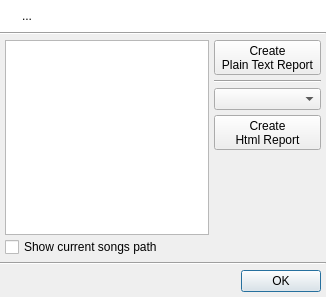
UltraStar-Deluxe/UltraStar-Manager, file uman/src/QUReportDialog.ui: the form before one commit.
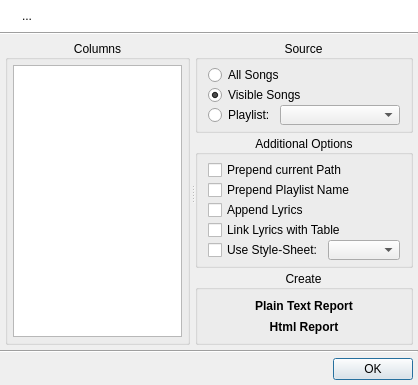
The form after the commit. Icons and pictures are not drawn.

Commit message: reports extended; HTML not fully functional yet

Patch:
```diff
--- a/uman/src/QUReportDialog.ui
+++ b/uman/src/QUReportDialog.ui
@@ -5,8 +5,8 @@
    <rect>
     <x>0</x>
     <y>0</y>
-    <width>326</width>
-    <height>297</height>
+    <width>418</width>
+    <height>383</height>
    </rect>
   </property>
   <property name="windowTitle" >
@@ -16,7 +16,7 @@
    <iconset resource="images/uman.qrc" >
     <normaloff>:/control/report.png</normaloff>:/control/report.png</iconset>
   </property>
-  <layout class="QVBoxLayout" name="verticalLayout_5" >
+  <layout class="QVBoxLayout" name="verticalLayout_6" >
    <property name="spacing" >
     <number>0</number>
    </property>
@@ -117,6 +117,12 @@
       </item>
       <item>
        <widget class="QLabel" name="infoTextLbl" >
+        <property name="sizePolicy" >
+         <sizepolicy vsizetype="Preferred" hsizetype="Preferred" >
+          <horstretch>0</horstretch>
+          <verstretch>0</verstretch>
+         </sizepolicy>
+        </property>
         <property name="text" >
          <string>...</string>
         </property>
@@ -139,17 +145,46 @@
     </widget>
    </item>
    <item>
-    <layout class="QHBoxLayout" name="horizontalLayout" >
+    <layout class="QVBoxLayout" name="verticalLayout_4" >
      <property name="spacing" >
-      <number>5</number>
+      <number>0</number>
      </property>
      <property name="margin" >
       <number>5</number>
      </property>
      <item>
-      <layout class="QVBoxLayout" name="verticalLayout_3" >
+      <widget class="QSplitter" name="splitter" >
+       <property name="orientation" >
+        <enum>Qt::Horizontal</enum>
+       </property>
+       <property name="handleWidth" >
+        <number>5</number>
+       </property>
+       <property name="childrenCollapsible" >
+        <bool>false</bool>
+       </property>
+       <widget class="QGroupBox" name="groupBox_2" >
+        <property name="sizePolicy" >
+         <sizepolicy vsizetype="Expanding" hsizetype="Preferred" >
+          <horstretch>0</horstretch>
+          <verstretch>0</verstretch>
+         </sizepolicy>
+        </property>
+        <property name="title" >
+         <string>Columns</string>
+        </property>
+        <property name="alignment" >
+         <set>Qt::AlignCenter</set>
+        </property>
+        <property name="flat" >
+         <bool>true</bool>
+        </property>
+        <layout class="QHBoxLayout" name="horizontalLayout_3" >
        <property name="spacing" >
-        <number>2</number>
+          <number>0</number>
+         </property>
+         <property name="margin" >
+          <number>5</number>
        </property>
        <item>
         <widget class="QListWidget" name="reportList" >
@@ -173,79 +208,245 @@
          </property>
         </widget>
        </item>
-       <item>
-        <widget class="QCheckBox" name="showBaseDirChk" >
-         <property name="text" >
-          <string>Show current songs path</string>
-         </property>
-        </widget>
-       </item>
-      </layout>
-     </item>
+        </layout>
+       </widget>
+       <widget class="QWidget" name="" >
+        <layout class="QVBoxLayout" name="verticalLayout_3" >
+         <property name="spacing" >
+          <number>2</number>
+         </property>
      <item>
+          <widget class="QGroupBox" name="groupBox" >
+           <property name="font" >
+            <font>
+             <weight>50</weight>
+             <bold>false</bold>
+            </font>
+           </property>
+           <property name="title" >
+            <string>Source</string>
+           </property>
+           <property name="alignment" >
+            <set>Qt::AlignCenter</set>
+           </property>
+           <property name="flat" >
+            <bool>true</bool>
+           </property>
       <layout class="QVBoxLayout" name="verticalLayout" >
        <property name="spacing" >
+             <number>0</number>
+            </property>
+            <property name="leftMargin" >
+             <number>10</number>
+            </property>
+            <property name="topMargin" >
         <number>5</number>
        </property>
+            <property name="rightMargin" >
+             <number>10</number>
+            </property>
+            <property name="bottomMargin" >
+             <number>5</number>
+            </property>
        <item>
-        <widget class="QToolButton" name="createPlainTextBtn" >
-         <property name="enabled" >
+             <widget class="QRadioButton" name="radioAllSongs" >
+              <property name="minimumSize" >
+               <size>
+                <width>0</width>
+                <height>20</height>
+               </size>
+              </property>
+              <property name="text" >
+               <string>All Songs</string>
+              </property>
+              <property name="icon" >
+               <iconset resource="images/uman.qrc" >
+                <normaloff>:/control/database.png</normaloff>:/control/database.png</iconset>
+              </property>
+             </widget>
+            </item>
+            <item>
+             <widget class="QRadioButton" name="radioVisibleSongs" >
+              <property name="minimumSize" >
+               <size>
+                <width>0</width>
+                <height>20</height>
+               </size>
+              </property>
+              <property name="text" >
+               <string>Visible Songs</string>
+              </property>
+              <property name="icon" >
+               <iconset resource="images/uman.qrc" >
+                <normaloff>:/control/eye.png</normaloff>:/control/eye.png</iconset>
+              </property>
+              <property name="checked" >
           <bool>true</bool>
          </property>
+             </widget>
+            </item>
+            <item>
+             <layout class="QHBoxLayout" name="horizontalLayout" >
+              <property name="spacing" >
+               <number>5</number>
+              </property>
+              <item>
+               <widget class="QRadioButton" name="radioPlaylist" >
          <property name="sizePolicy" >
-          <sizepolicy vsizetype="Fixed" hsizetype="Preferred" >
+                 <sizepolicy vsizetype="Fixed" hsizetype="Fixed" >
            <horstretch>0</horstretch>
            <verstretch>0</verstretch>
           </sizepolicy>
          </property>
+                <property name="minimumSize" >
+                 <size>
+                  <width>0</width>
+                  <height>20</height>
+                 </size>
+                </property>
          <property name="text" >
-          <string>Create 
-Plain Text Report</string>
+                 <string>Playlist:</string>
          </property>
          <property name="icon" >
           <iconset resource="images/uman.qrc" >
-           <normaloff>:/types/text.png</normaloff>:/types/text.png</iconset>
-         </property>
-         <property name="toolButtonStyle" >
-          <enum>Qt::ToolButtonTextUnderIcon</enum>
-         </property>
-         <property name="autoRaise" >
-          <bool>false</bool>
+                  <normaloff>:/control/playlist.png</normaloff>:/control/playlist.png</iconset>
+                </property>
+               </widget>
+              </item>
+              <item>
+               <widget class="QComboBox" name="playlistCombo" >
+                <property name="minimumSize" >
+                 <size>
+                  <width>0</width>
+                  <height>20</height>
+                 </size>
+                </property>
+                <property name="duplicatesEnabled" >
+                 <bool>true</bool>
          </property>
         </widget>
        </item>
+             </layout>
+            </item>
+           </layout>
+          </widget>
+         </item>
        <item>
-        <widget class="Line" name="line_3" >
-         <property name="orientation" >
-          <enum>Qt::Horizontal</enum>
-         </property>
+          <widget class="QGroupBox" name="groupBox_3" >
+           <property name="title" >
+            <string>Additional Options</string>
+           </property>
+           <property name="alignment" >
+            <set>Qt::AlignCenter</set>
+           </property>
+           <property name="flat" >
+            <bool>true</bool>
+           </property>
+           <layout class="QVBoxLayout" name="verticalLayout_2" >
+            <property name="spacing" >
+             <number>0</number>
+            </property>
+            <property name="leftMargin" >
+             <number>10</number>
+            </property>
+            <property name="topMargin" >
+             <number>5</number>
+            </property>
+            <property name="rightMargin" >
+             <number>10</number>
+            </property>
+            <property name="bottomMargin" >
+             <number>5</number>
+            </property>
+            <item>
+             <widget class="QCheckBox" name="showBaseDirChk" >
+              <property name="minimumSize" >
+               <size>
+                <width>0</width>
+                <height>20</height>
+               </size>
+              </property>
+              <property name="text" >
+               <string>Prepend current Path</string>
+              </property>
         </widget>
        </item>
        <item>
-        <widget class="QComboBox" name="styleCombo" />
+             <widget class="QCheckBox" name="showPlaylistName" >
+              <property name="text" >
+               <string>Prepend Playlist Name</string>
+              </property>
+             </widget>
        </item>
        <item>
-        <widget class="QToolButton" name="createHtmlBtn" >
+             <widget class="QCheckBox" name="appendLyricsChk" >
+              <property name="minimumSize" >
+               <size>
+                <width>0</width>
+                <height>20</height>
+               </size>
+              </property>
+              <property name="text" >
+               <string>Append Lyrics</string>
+              </property>
+             </widget>
+            </item>
+            <item>
+             <widget class="QCheckBox" name="linkLyricsChk" >
+              <property name="minimumSize" >
+               <size>
+                <width>0</width>
+                <height>20</height>
+               </size>
+              </property>
+              <property name="toolTip" >
+               <string>For HTML reports only.</string>
+              </property>
+              <property name="text" >
+               <string>Link Lyrics with Table</string>
+              </property>
+             </widget>
+            </item>
+            <item>
+             <layout class="QHBoxLayout" name="horizontalLayout_2" >
+              <property name="spacing" >
+               <number>5</number>
+              </property>
+              <item>
+               <widget class="QCheckBox" name="useStyleChk" >
          <property name="sizePolicy" >
-          <sizepolicy vsizetype="Fixed" hsizetype="Preferred" >
+                 <sizepolicy vsizetype="Fixed" hsizetype="Fixed" >
            <horstretch>0</horstretch>
            <verstretch>0</verstretch>
           </sizepolicy>
          </property>
-         <property name="text" >
-          <string>Create 
-Html Report</string>
-         </property>
-         <property name="icon" >
-          <iconset resource="images/uman.qrc" >
-           <normaloff>:/types/page_code.png</normaloff>:/types/page_code.png</iconset>
-         </property>
-         <property name="toolButtonStyle" >
-          <enum>Qt::ToolButtonTextUnderIcon</enum>
-         </property>
-         <property name="autoRaise" >
-          <bool>false</bool>
-         </property>
+                <property name="minimumSize" >
+                 <size>
+                  <width>0</width>
+                  <height>20</height>
+                 </size>
+                </property>
+                <property name="toolTip" >
+                 <string>For HTML reports only.</string>
+                </property>
+                <property name="text" >
+                 <string>Use Style-Sheet:</string>
+                </property>
+               </widget>
+              </item>
+              <item>
+               <widget class="QComboBox" name="styleCombo" >
+                <property name="minimumSize" >
+                 <size>
+                  <width>0</width>
+                  <height>20</height>
+                 </size>
+                </property>
+               </widget>
+              </item>
+             </layout>
+            </item>
+           </layout>
         </widget>
        </item>
        <item>
@@ -253,15 +454,113 @@
          <property name="orientation" >
           <enum>Qt::Vertical</enum>
          </property>
+           <property name="sizeType" >
+            <enum>QSizePolicy::Expanding</enum>
+           </property>
          <property name="sizeHint" stdset="0" >
           <size>
            <width>20</width>
-           <height>40</height>
+             <height>300</height>
           </size>
          </property>
         </spacer>
        </item>
-      </layout>
+         <item>
+          <widget class="QGroupBox" name="groupBox_4" >
+           <property name="title" >
+            <string>Create</string>
+           </property>
+           <property name="alignment" >
+            <set>Qt::AlignCenter</set>
+           </property>
+           <property name="flat" >
+            <bool>true</bool>
+           </property>
+           <layout class="QVBoxLayout" name="verticalLayout_5" >
+            <property name="spacing" >
+             <number>0</number>
+            </property>
+            <property name="leftMargin" >
+             <number>10</number>
+            </property>
+            <property name="topMargin" >
+             <number>5</number>
+            </property>
+            <property name="rightMargin" >
+             <number>10</number>
+            </property>
+            <property name="bottomMargin" >
+             <number>5</number>
+            </property>
+            <item>
+             <widget class="QToolButton" name="createPlainTextBtn" >
+              <property name="enabled" >
+               <bool>true</bool>
+              </property>
+              <property name="sizePolicy" >
+               <sizepolicy vsizetype="Fixed" hsizetype="Preferred" >
+                <horstretch>0</horstretch>
+                <verstretch>0</verstretch>
+               </sizepolicy>
+              </property>
+              <property name="font" >
+               <font>
+                <pointsize>9</pointsize>
+                <weight>75</weight>
+                <bold>true</bold>
+               </font>
+              </property>
+              <property name="text" >
+               <string>Plain Text Report</string>
+              </property>
+              <property name="icon" >
+               <iconset resource="images/uman.qrc" >
+                <normaloff>:/types/text.png</normaloff>:/types/text.png</iconset>
+              </property>
+              <property name="toolButtonStyle" >
+               <enum>Qt::ToolButtonTextBesideIcon</enum>
+              </property>
+              <property name="autoRaise" >
+               <bool>true</bool>
+              </property>
+             </widget>
+            </item>
+            <item>
+             <widget class="QToolButton" name="createHtmlBtn" >
+              <property name="sizePolicy" >
+               <sizepolicy vsizetype="Fixed" hsizetype="Preferred" >
+                <horstretch>0</horstretch>
+                <verstretch>0</verstretch>
+               </sizepolicy>
+              </property>
+              <property name="font" >
+               <font>
+                <pointsize>9</pointsize>
+                <weight>75</weight>
+                <bold>true</bold>
+               </font>
+              </property>
+              <property name="text" >
+               <string>Html Report</string>
+              </property>
+              <property name="icon" >
+               <iconset resource="images/uman.qrc" >
+                <normaloff>:/types/page_code.png</normaloff>:/types/page_code.png</iconset>
+              </property>
+              <property name="toolButtonStyle" >
+               <enum>Qt::ToolButtonTextBesideIcon</enum>
+              </property>
+              <property name="autoRaise" >
+               <bool>true</bool>
+              </property>
+             </widget>
+            </item>
+           </layout>
+          </widget>
+         </item>
+        </layout>
+       </widget>
+      </widget>
      </item>
     </layout>
    </item>
```
Lines whose indentation alone changed are shown as unchanged. The commit also changes 18 other files.
